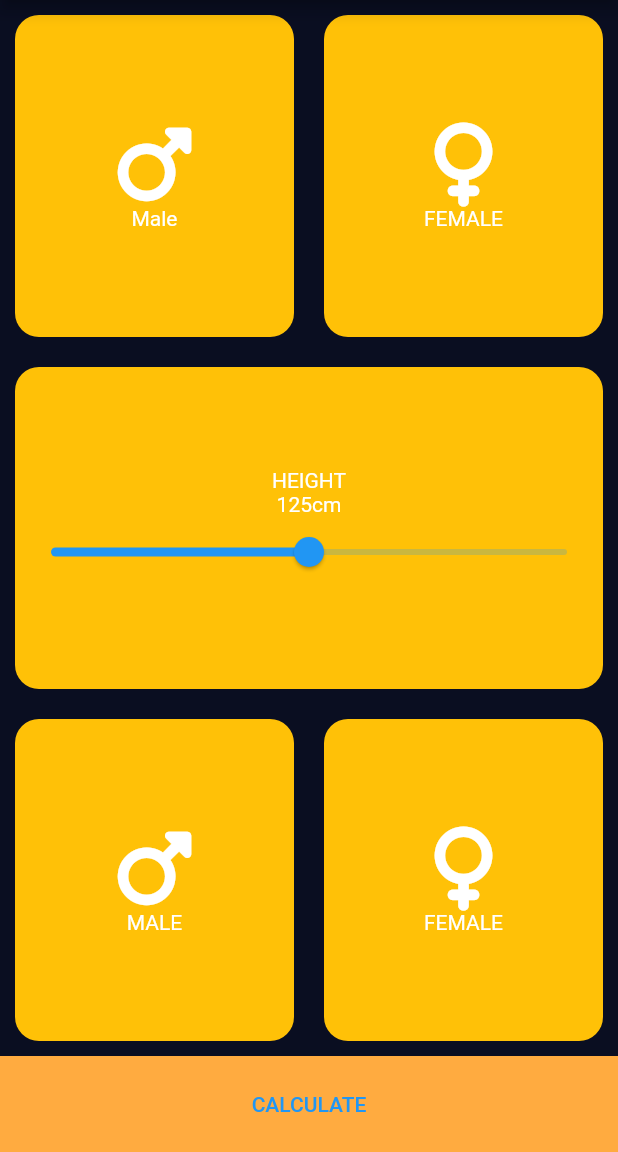
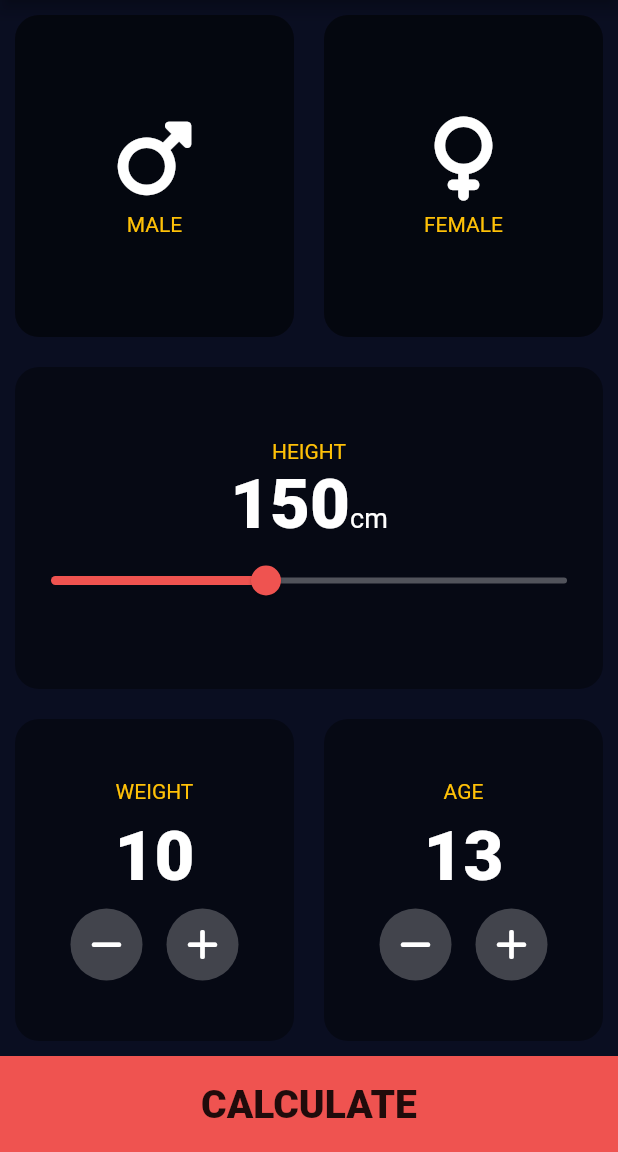
Before and after one commit to HeratUni-CS/bmi-calculator-sohrabezzati, a Flutter app: the screen it shows after launch, on a phone screen of 412 x 824 dp, the part 84-1236 px from its top. Run offline on Flutter 3.47's test engine with Material 2 defaults, Android fonts, the phone set to English and light mode, and no system bars; our stand-ins replace font_awesome_flutter.

Commit message:
first page created

```diff
--- a/lib/icon_content.dart
+++ b/lib/icon_content.dart
@@ -1,23 +1,32 @@
+import 'package:bmi_starting/reuseable_text.dart';
 import 'package:flutter/material.dart';
 import 'package:font_awesome_flutter/font_awesome_flutter.dart';
 
 class IconContent extends StatelessWidget {
   final IconData icon;
   final String lebel;
+  final void Function()? setGener;
   const IconContent({
     super.key,
     required this.icon,
     required this.lebel,
+    this.setGener,
   });
 
   @override
   Widget build(BuildContext context) {
-    return Column(mainAxisAlignment: MainAxisAlignment.center, children: [
-      FaIcon(
-        icon,
-        size: 56,
-      ),
-      Text(lebel)
-    ]);
+    return GestureDetector(
+      onTap: setGener,
+      child: Column(mainAxisAlignment: MainAxisAlignment.center, children: [
+        FaIcon(
+          icon,
+          size: 56,
+        ),
+        SizedBox(
+          height: 8,
+        ),
+        ReuseableText(text: lebel)
+      ]),
+    );
   }
 }
--- a/lib/reuseable_continer.dart
+++ b/lib/reuseable_continer.dart
@@ -1,3 +1,4 @@
+import 'package:bmi_starting/user_input_page.dart';
 import 'package:flutter/material.dart';
 
 class ReuseableContiner extends StatelessWidget {
@@ -13,7 +14,7 @@ class ReuseableContiner extends StatelessWidget {
       margin: EdgeInsets.all(10),
       decoration: BoxDecoration(
           borderRadius: BorderRadius.all(Radius.circular(16)),
-          color: Colors.amber),
+          color: Colors.black38),
       child: child,
     );
   }
--- /dev/null
+++ b/lib/reuseable_text.dart
@@ -0,0 +1,17 @@
+import 'package:flutter/material.dart';
+
+class ReuseableText extends StatelessWidget {
+  final String text;
+  const ReuseableText({
+    required this.text,
+    super.key,
+  });
+
+  @override
+  Widget build(BuildContext context) {
+    return Text(
+      text,
+      style: TextStyle(fontSize: 14, color: Colors.amber),
+    );
+  }
+}
--- /dev/null
+++ b/lib/rounded_icon_button.dart
@@ -0,0 +1,36 @@
+import 'package:flutter/material.dart';
+
+class RoundedIconButton extends StatelessWidget {
+  final IconData icon;
+  final VoidCallback onPressed;
+  final Color backgroundColor;
+  final Color iconColor;
+
+  const RoundedIconButton({
+    super.key,
+    required this.icon,
+    required this.onPressed,
+    required this.backgroundColor,
+    required this.iconColor,
+  });
+
+  @override
+  Widget build(BuildContext context) {
+    return InkWell(
+      onTap: onPressed,
+      borderRadius: BorderRadius.circular(24),
+      child: Container(
+        width: 48,
+        height: 48,
+        decoration: BoxDecoration(
+          shape: BoxShape.circle,
+          color: backgroundColor,
+        ),
+        child: Icon(
+          icon,
+          color: iconColor,
+        ),
+      ),
+    );
+  }
+}
--- /dev/null
+++ b/lib/styled_number_text.dart
@@ -0,0 +1,20 @@
+import 'package:flutter/material.dart';
+
+class StyledNumberText extends StatelessWidget {
+  final String text;
+  const StyledNumberText({
+    super.key,
+    required this.text,
+  });
+
+  @override
+  Widget build(BuildContext context) {
+    return Text(
+      text.toString(),
+      style: TextStyle(
+        fontWeight: FontWeight.w900,
+        fontSize: 46,
+      ),
+    );
+  }
+}
--- a/lib/user_input_page.dart
+++ b/lib/user_input_page.dart
@@ -1,8 +1,14 @@
 import 'package:bmi_starting/reuseable_continer.dart';
+import 'package:bmi_starting/reuseable_text.dart';
+import 'package:bmi_starting/rounded_icon_button.dart';
+import 'package:bmi_starting/styled_number_text.dart';
 import 'package:flutter/material.dart';
 import 'package:font_awesome_flutter/font_awesome_flutter.dart';
+import 'icon_content.dart';
 
-import 'icon_content.dart';
+enum Genders { male, female }
+
+Genders? selectedGender;
 
 class InputPage extends StatefulWidget {
   const InputPage({super.key});
@@ -12,6 +18,9 @@ class InputPage extends StatefulWidget {
 }
 
 class _InputPageState extends State<InputPage> {
+  double value = 150;
+  int weight = 10;
+  int age = 13;
   @override
   Widget build(BuildContext context) {
     return Scaffold(
@@ -27,16 +36,36 @@ class _InputPageState extends State<InputPage> {
                 children: [
                   Expanded(
                     child: ReuseableContiner(
+                        child: Container(
+                      decoration: BoxDecoration(
+                          borderRadius: BorderRadius.all(Radius.circular(16)),
+                          color: selectedGender == Genders.male
+                              ? Colors.red
+                              : Colors.black26),
                       child: IconContent(
+                        setGener: () {
+                          selectGender('male');
+                        },
                         icon: FontAwesomeIcons.mars,
-                      lebel: 'Male',
+                        lebel: 'MALE',
+                      ),
                     )),
                   ),
                   Expanded(
                       child: ReuseableContiner(
+                          child: Container(
+                    decoration: BoxDecoration(
+                        borderRadius: BorderRadius.all(Radius.circular(16)),
+                        color: selectedGender == Genders.female
+                            ? Colors.red
+                            : Colors.black26),
                     child: IconContent(
+                      setGener: () {
+                        selectGender('female');
+                      },
                       icon: FontAwesomeIcons.venus,
                       lebel: 'FEMALE',
+                    ),
                   )))
                 ],
               ),
@@ -46,12 +75,33 @@ class _InputPageState extends State<InputPage> {
                 child: Column(
                   mainAxisAlignment: MainAxisAlignment.center,
                   children: [
-                    Text("HEIGHT"),
+                    ReuseableText(text: 'HEIGHT'),
                     Row(
+                      crossAxisAlignment: CrossAxisAlignment.baseline,
                       mainAxisAlignment: MainAxisAlignment.center,
-                      children: [Text("125"), Text("cm")],
+                      textBaseline: TextBaseline.alphabetic,
+                      children: [
+                        StyledNumberText(text: value.round().toString()),
+                        Text(
+                          "cm",
+                          style: TextStyle(
+                            fontSize: 18,
                           ),
-                    Slider(value: 0.5, onChanged: (value) {})
+                        )
+                      ],
+                    ),
+                    Slider(
+                        min: 100,
+                        max: 220,
+                        value: value,
+                        activeColor: Colors.red.shade400,
+                        inactiveColor: Colors.white30,
+                        onChanged: (neWvalue) {
+                          debugPrint(neWvalue.toString());
+                          setState(() {
+                            value = neWvalue;
+                          });
+                        })
                   ],
                 ),
               ),
@@ -61,24 +111,80 @@ class _InputPageState extends State<InputPage> {
                 mainAxisAlignment: MainAxisAlignment.spaceBetween,
                 children: [
                   Expanded(
-                    child: Container(
-                      margin: EdgeInsets.all(10),
-                      decoration: BoxDecoration(
-                          borderRadius: BorderRadius.all(Radius.circular(16)),
-                          color: Colors.amber),
-                      child: IconContent(
-                        icon: FontAwesomeIcons.mars,
-                        lebel: 'MALE',
+                    child: ReuseableContiner(
+                        child: Column(
+                      mainAxisAlignment: MainAxisAlignment.center,
+                      children: [
+                        ReuseableText(text: 'WEIGHT'),
+                        SizedBox(
+                          height: 8,
                         ),
+                        StyledNumberText(text: weight.toString()),
+                        SizedBox(
+                          height: 8,
                         ),
+                        Row(
+                          mainAxisAlignment: MainAxisAlignment.center,
+                          children: [
+                            RoundedIconButton(
+                                icon: FontAwesomeIcons.minus,
+                                onPressed: () {
+                                  weightDown();
+                                },
+                                backgroundColor: Colors.white24,
+                                iconColor: Colors.white),
+                            SizedBox(
+                              width: 16,
+                            ),
+                            RoundedIconButton(
+                                icon: FontAwesomeIcons.plus,
+                                onPressed: () {
+                                  weightUp();
+                                },
+                                backgroundColor: Colors.white24,
+                                iconColor: Colors.white)
+                          ],
+                        )
+                      ],
+                    )),
                   ),
                   Expanded(
                     child: ReuseableContiner(
-                      child: IconContent(
-                        icon: FontAwesomeIcons.venus,
-                        lebel: 'FEMALE',
+                        child: Column(
+                      mainAxisAlignment: MainAxisAlignment.center,
+                      children: [
+                        ReuseableText(text: 'AGE'),
+                        SizedBox(
+                          height: 8,
                         ),
+                        StyledNumberText(text: age.toString()),
+                        SizedBox(
+                          height: 8,
                         ),
+                        Row(
+                          mainAxisAlignment: MainAxisAlignment.center,
+                          children: [
+                            RoundedIconButton(
+                                icon: FontAwesomeIcons.minus,
+                                onPressed: () {
+                                  ageDown();
+                                },
+                                backgroundColor: Colors.white24,
+                                iconColor: Colors.white),
+                            SizedBox(
+                              width: 16,
+                            ),
+                            RoundedIconButton(
+                                icon: FontAwesomeIcons.plus,
+                                onPressed: () {
+                                  ageUp();
+                                },
+                                backgroundColor: Colors.white24,
+                                iconColor: Colors.white)
+                          ],
+                        )
+                      ],
+                    )),
                   )
                 ],
               ),
@@ -86,10 +192,54 @@ class _InputPageState extends State<InputPage> {
             Container(
               height: 64,
               width: double.maxFinite,
-              decoration: BoxDecoration(color: Colors.orangeAccent),
-              child: TextButton(onPressed: () {}, child: Text('CALCULATE')),
+              decoration: BoxDecoration(color: Colors.red.shade400),
+              child: TextButton(
+                  onPressed: () {},
+                  child: Text(
+                    'CALCULATE',
+                    style: TextStyle(
+                        color: Colors.black87,
+                        fontSize: 26,
+                        fontWeight: FontWeight.w900),
+                  )),
             )
           ],
         ));
   }
+
+  void selectGender(String gender) {
+    setState(() {
+      if (gender == 'male') {
+        selectedGender = Genders.male;
+        debugPrint('selected gender:  $selectedGender');
+      } else {
+        selectedGender = Genders.female;
+        debugPrint('selected gender:  $selectedGender');
       }
+    });
+  }
+
+  void ageUp() {
+    setState(() {
+      age++;
+    });
+  }
+
+  void ageDown() {
+    setState(() {
+      age--;
+    });
+  }
+
+  void weightUp() {
+    setState(() {
+      weight++;
+    });
+  }
+
+  void weightDown() {
+    setState(() {
+      weight--;
+    });
+  }
+}
```
Lines whose indentation alone changed are shown as unchanged.
